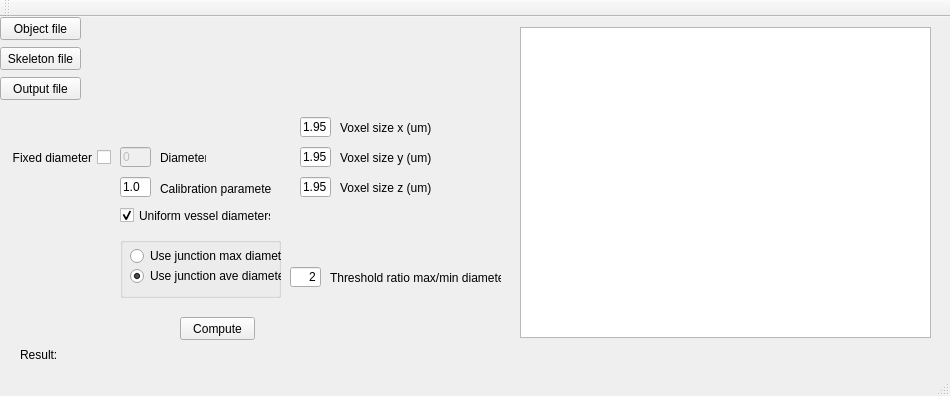
Old version of the form Qt/Topology/mainwindow.ui in the repository gibbogle/vessel-tools.
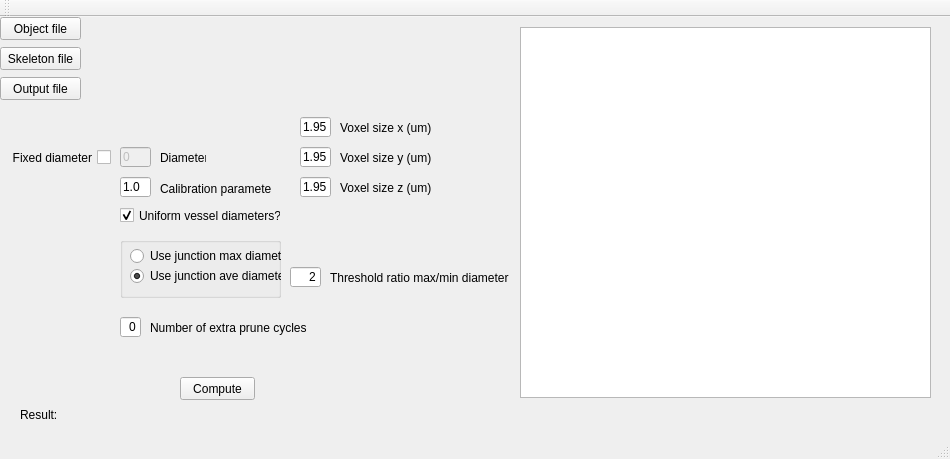
New version of the form.

Commit message: Pruner and topology (to add n_prune_cycles)

Diff of the .ui file:
```diff
--- a/Qt/Topology/mainwindow.ui
+++ b/Qt/Topology/mainwindow.ui
@@ -7,7 +7,7 @@
     <x>0</x>
     <y>0</y>
     <width>950</width>
-    <height>396</height>
+    <height>459</height>
    </rect>
   </property>
   <property name="windowTitle">
@@ -44,7 +44,7 @@
     <property name="geometry">
      <rect>
       <x>180</x>
-      <y>300</y>
+      <y>360</y>
       <width>75</width>
       <height>23</height>
      </rect>
@@ -57,7 +57,7 @@
     <property name="geometry">
      <rect>
       <x>20</x>
-      <y>330</y>
+      <y>390</y>
       <width>41</width>
       <height>16</height>
      </rect>
@@ -70,8 +70,8 @@
     <property name="geometry">
      <rect>
       <x>60</x>
-      <y>330</y>
-      <width>671</width>
+      <y>390</y>
+      <width>871</width>
       <height>16</height>
      </rect>
     </property>
@@ -85,7 +85,7 @@
       <x>520</x>
       <y>10</y>
       <width>411</width>
-      <height>311</height>
+      <height>371</height>
      </rect>
     </property>
    </widget>
@@ -295,7 +295,7 @@
      <rect>
       <x>120</x>
       <y>190</y>
-      <width>151</width>
+      <width>161</width>
       <height>17</height>
      </rect>
     </property>
@@ -369,7 +369,7 @@
      <rect>
       <x>330</x>
       <y>250</y>
-      <width>171</width>
+      <width>181</width>
       <height>21</height>
      </rect>
     </property>
@@ -377,6 +377,35 @@
      <string>Threshold ratio max/min diameter</string>
     </property>
    </widget>
+   <widget class="QLineEdit" name="lineEditNprunecycles">
+    <property name="geometry">
+     <rect>
+      <x>120</x>
+      <y>300</y>
+      <width>21</width>
+      <height>20</height>
+     </rect>
+    </property>
+    <property name="text">
+     <string>0</string>
+    </property>
+    <property name="alignment">
+     <set>Qt::AlignRight|Qt::AlignTrailing|Qt::AlignVCenter</set>
+    </property>
+   </widget>
+   <widget class="QLabel" name="label_nprunecycles">
+    <property name="geometry">
+     <rect>
+      <x>150</x>
+      <y>300</y>
+      <width>161</width>
+      <height>21</height>
+     </rect>
+    </property>
+    <property name="text">
+     <string>Number of extra prune cycles</string>
+    </property>
+   </widget>
   </widget>
   <widget class="QMenuBar" name="menuBar">
    <property name="geometry">
```
The commit also changes 8 other files.
